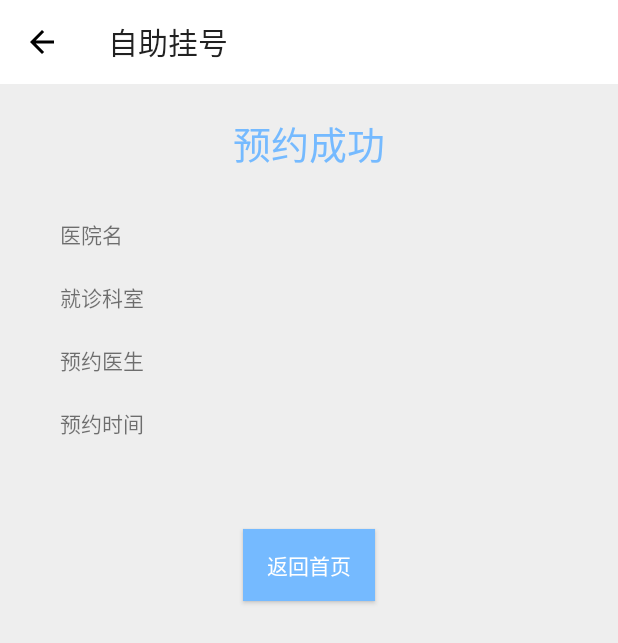
After one commit to a1198375223/PHRapp, an Android app: the AppointSuccessActivity screen opened directly, with no data from a screen before it, on a phone screen of 412 x 824 dp. The commit adds this screen. Shown: the top 643 px of the screen. Run offline under Robolectric (Android 15) with nearby library versions, the phone set to English and light mode, and no system bars.

Commit message:
update 8.9 am. ver.2 by wl

```diff
--- a/app/src/main/AndroidManifest.xml
+++ b/app/src/main/AndroidManifest.xml
@@ -43,6 +43,7 @@
         <activity android:name=".item.treatment.ChoiceDeptActivity" />
         <activity android:name=".item.treatment.DoctorPage" />
         <activity android:name=".item.treatment.AppointmentActivity" />
+        <activity android:name=".item.treatment.AppointSuccessActivity" />
         <activity android:name=".item.login.LoginActivity">
 
             <!-- <intent-filter> -->
--- a/app/src/main/java/com/starstudio/loser/phrapp/common/PHRActivity.java
+++ b/app/src/main/java/com/starstudio/loser/phrapp/common/PHRActivity.java
@@ -8,7 +8,6 @@ package com.starstudio.loser.phrapp.common;
 import android.app.Activity;
 import android.os.Build;
 import android.support.annotation.RequiresApi;
-import android.util.Log;
 import android.widget.Toast;
 
 import com.starstudio.loser.phrapp.common.base.BaseEventListener;
--- /dev/null
+++ b/app/src/main/java/com/starstudio/loser/phrapp/item/treatment/AppointSuccessActivity.java
@@ -0,0 +1,61 @@
+package com.starstudio.loser.phrapp.item.treatment;
+
+import android.content.Intent;
+import android.os.Bundle;
+import android.support.annotation.Nullable;
+import android.support.v7.app.AppCompatActivity;
+import android.support.v7.widget.Toolbar;
+import android.view.View;
+import android.widget.Button;
+import android.widget.TextView;
+
+import com.starstudio.loser.phrapp.R;
+import com.starstudio.loser.phrapp.item.main.PHRMainActivity;
+
+public class AppointSuccessActivity extends AppCompatActivity {
+    private Toolbar toolbar;
+    private String hospName;
+    private String deptName;
+    private String docName;
+    private String date;
+    @Override
+    protected void onCreate(@Nullable Bundle savedInstanceState) {
+        super.onCreate(savedInstanceState);
+        setContentView(R.layout.phr_treatment_appoint_result);
+
+        final Intent intent=getIntent();
+        hospName=intent.getStringExtra("hospName");
+        deptName=intent.getStringExtra("deptName");
+        docName=intent.getStringExtra("docName");
+        date=intent.getStringExtra("date");
+
+        TextView hospTv=findViewById(R.id.phr_result_hosp_name_tv);
+        TextView deptTv=findViewById(R.id.phr_result_dept_name_tv);
+        TextView docTv=findViewById(R.id.phr_result_appoint_doc_name_tv);
+        TextView timeTv=findViewById(R.id.phr_result_appoint_time_tv);
+        Button button=findViewById(R.id.phr_treatment_back_to_main_page);
+        toolbar=findViewById(R.id.phr_treatemnt_appoint_result_toolbar);
+        setSupportActionBar(toolbar);
+        getSupportActionBar().setDisplayHomeAsUpEnabled(true);
+        getSupportActionBar().setHomeButtonEnabled(true);
+        toolbar.setNavigationOnClickListener(new View.OnClickListener() {
+            @Override
+            public void onClick(View view) {
+                finish();
+            }
+        });
+        hospTv.setText(hospName);
+        deptTv.setText(deptName);
+        docTv.setText(docName);
+        timeTv.setText(date);
+
+        button.setOnClickListener(new View.OnClickListener() {
+            @Override
+            public void onClick(View v) {
+                Intent intent1=new Intent(AppointSuccessActivity.this,PHRMainActivity.class);
+                startActivity(intent1);
+                finish();
+            }
+        });
+    }
+}
--- a/app/src/main/java/com/starstudio/loser/phrapp/item/treatment/DoctorListActivity.java
+++ b/app/src/main/java/com/starstudio/loser/phrapp/item/treatment/DoctorListActivity.java
@@ -1,9 +1,9 @@
 package com.starstudio.loser.phrapp.item.treatment;
 
-import android.app.Activity;
 import android.content.Intent;
 import android.os.Bundle;
 import android.support.annotation.Nullable;
+import android.support.v7.app.AppCompatActivity;
 import android.support.v7.widget.Toolbar;
 import android.util.Log;
 import android.view.View;
@@ -27,7 +27,7 @@ import java.util.List;
  * Created by 11024 on 2018/8/2.
  */
 
-public class DoctorListActivity extends Activity{
+public class DoctorListActivity extends AppCompatActivity {
     private String dept;
     private String hospName;
     private List<DoctorItem> doctorList=new ArrayList<>();
@@ -40,7 +40,7 @@ public class DoctorListActivity extends Activity{
         super.onCreate(savedInstanceState);
         setContentView(R.layout.phr_treatment_doc_choice);
 
-        toolbar = (android.support.v7.widget.Toolbar) findViewById(R.id.immune_toolbar);
+        toolbar =  findViewById(R.id.phr_treatment_doctor_choice_toolbar);
         setSupportActionBar(toolbar);
         getSupportActionBar().setDisplayHomeAsUpEnabled(true);
         getSupportActionBar().setHomeButtonEnabled(true);
--- a/app/src/main/java/com/starstudio/loser/phrapp/item/treatment/DoctorPage.java
+++ b/app/src/main/java/com/starstudio/loser/phrapp/item/treatment/DoctorPage.java
@@ -50,7 +50,7 @@ public class DoctorPage extends AppCompatActivity{
         super.onCreate(savedInstanceState);
         setContentView(R.layout.phr_treatment_doc_page);
 
-        toolbar = findViewById(R.id.immune_toolbar);
+        toolbar = findViewById(R.id.phr_treatment_doc_page_toolbar);
         setSupportActionBar(toolbar);
         getSupportActionBar().setDisplayHomeAsUpEnabled(true);
         getSupportActionBar().setHomeButtonEnabled(true);
--- a/app/src/main/java/com/starstudio/loser/phrapp/item/treatment/TreatmentActiity.java
+++ b/app/src/main/java/com/starstudio/loser/phrapp/item/treatment/TreatmentActiity.java
@@ -1,8 +1,8 @@
 package com.starstudio.loser.phrapp.item.treatment;
 
-import android.app.Activity;
 import android.content.Intent;
 import android.os.Bundle;
+import android.support.v7.app.AppCompatActivity;
 import android.support.v7.widget.Toolbar;
 import android.view.View;
 import android.widget.AdapterView;
@@ -22,7 +22,7 @@ import org.json.JSONArray;
 import java.util.ArrayList;
 import java.util.List;
 
-public class TreatmentActiity  extends Activity{
+public class TreatmentActiity  extends AppCompatActivity {
     private GridView gridView;
     private List<HospitalItem> imageUrls;
     private Toolbar toolbar;
@@ -32,7 +32,7 @@ public class TreatmentActiity  extends Activity{
         super.onCreate(savedInstanceState);
         setContentView(R.layout.phr_activity_treatment);
 
-        toolbar = (android.support.v7.widget.Toolbar) findViewById(R.id.immune_toolbar);
+        toolbar =  findViewById(R.id.phr_treatment_hosp_choice_toolbar);
         setSupportActionBar(toolbar);
         getSupportActionBar().setDisplayHomeAsUpEnabled(true);
         getSupportActionBar().setHomeButtonEnabled(true);
--- a/app/src/main/res/layout-v21/phr_treatment_appointment_toolbar.xml
+++ b/app/src/main/res/layout-v21/phr_treatment_appointment_toolbar.xml
@@ -6,5 +6,6 @@
     xmlns:app="http://schemas.android.com/apk/res-auto"
     android:background="@color/phr_white"
     app:title="@string/phr_treatment_appointment"
-    app:navigationIcon="@drawable/phr_arrow_back_black_24">
+    app:navigationIcon="@drawable/phr_arrow_back_black_24"
+    android:id="@+id/phr_treatment_appointment_toolbar">
 </android.support.v7.widget.Toolbar>
--- a/app/src/main/res/layout-v21/phr_treatment_doc_page_toolbar.xml
+++ b/app/src/main/res/layout-v21/phr_treatment_doc_page_toolbar.xml
@@ -6,5 +6,6 @@
     xmlns:app="http://schemas.android.com/apk/res-auto"
     android:background="@color/phr_white"
     app:title="@string/phr_treatment_doc_page"
-    app:navigationIcon="@drawable/phr_arrow_back_black_24">
+    app:navigationIcon="@drawable/phr_arrow_back_black_24"
+    android:id="@+id/phr_treatment_doc_page_toolbar">
 </android.support.v7.widget.Toolbar>
--- a/app/src/main/res/layout/phr_treatment_appoint_result.xml
+++ b/app/src/main/res/layout/phr_treatment_appoint_result.xml
@@ -103,6 +103,7 @@
     </LinearLayout>
 
     <Button
+        android:id="@+id/phr_treatment_back_to_main_page"
         android:layout_width="wrap_content"
         android:layout_height="wrap_content"
         android:layout_gravity="center"
--- a/app/src/main/res/layout/phr_treatment_appoint_result_toolbar.xml
+++ b/app/src/main/res/layout/phr_treatment_appoint_result_toolbar.xml
@@ -6,5 +6,6 @@
     xmlns:app="http://schemas.android.com/apk/res-auto"
     android:background="@color/phr_white"
     app:title="@string/phr_treatment_self_appointment"
-    app:navigationIcon="@drawable/phr_arrow_back_black_24">
+    app:navigationIcon="@drawable/phr_arrow_back_black_24"
+    android:id="@+id/phr_treatemnt_appoint_result_toolbar">
 </android.support.v7.widget.Toolbar>
--- a/app/src/main/res/layout/phr_treatment_dept_choice_toolbar.xml
+++ b/app/src/main/res/layout/phr_treatment_dept_choice_toolbar.xml
@@ -6,5 +6,6 @@
     xmlns:app="http://schemas.android.com/apk/res-auto"
     android:background="@color/phr_white"
     app:title="@string/phr_treatment_dept_choice"
-    app:navigationIcon="@drawable/phr_arrow_back_black_24">
+    app:navigationIcon="@drawable/phr_arrow_back_black_24"
+    android:id="@+id/phr_treatment_dept_choice_toolbar">
 </android.support.v7.widget.Toolbar>
--- a/app/src/main/res/layout/phr_treatment_doctor_choice_toolbar.xml
+++ b/app/src/main/res/layout/phr_treatment_doctor_choice_toolbar.xml
@@ -6,5 +6,6 @@
     xmlns:app="http://schemas.android.com/apk/res-auto"
     android:background="@color/phr_white"
     app:title="@string/phr_treatment_doc_choice"
-    app:navigationIcon="@drawable/phr_arrow_back_black_24">
+    app:navigationIcon="@drawable/phr_arrow_back_black_24"
+    android:id="@+id/phr_treatment_doctor_choice_toolbar">
 </android.support.v7.widget.Toolbar>
--- a/app/src/main/res/layout/phr_treatment_hosp_choice_toolbar.xml
+++ b/app/src/main/res/layout/phr_treatment_hosp_choice_toolbar.xml
@@ -6,5 +6,6 @@
     xmlns:app="http://schemas.android.com/apk/res-auto"
     android:background="@color/phr_white"
     app:title="@string/phr_treatment_hosp_choice"
-    app:navigationIcon="@drawable/phr_arrow_back_black_24">
+    app:navigationIcon="@drawable/phr_arrow_back_black_24"
+    android:id="@+id/phr_treatment_hosp_choice_toolbar">
 </android.support.v7.widget.Toolbar>
```
Also changed, not shown: app/src/main/java/com/starstudio/loser/phrapp/item/treatment/AppointmentActivity.java (+34 -28 lines), app/src/main/java/com/starstudio/loser/phrapp/item/treatment/ChoiceDeptActivity.java (+4 -14 lines), app/src/main/java/com/starstudio/loser/phrapp/MainActivity.java (line endings or trailing spaces).
